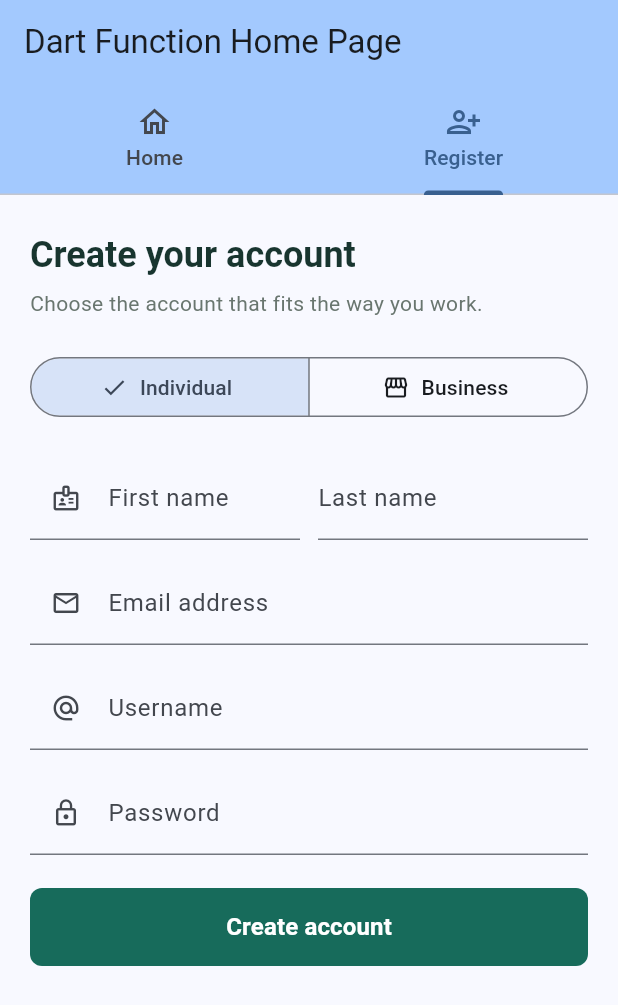
After one commit to paulkavule/Flutter-Interview, a Flutter app: the screen it shows after launch, tab 2 chosen, on a phone screen of 412 x 824 dp. The commit adds this screen. Shown: the top 1005 px of the screen. Run offline on Flutter 3.47's test engine with Material 3 defaults, Android fonts, the phone set to English and light mode, and no system bars.

Commit message:
question1 and 2

```diff
--- a/lib/main.dart
+++ b/lib/main.dart
@@ -1,4 +1,5 @@
 import 'package:flutter/material.dart';
+import 'package:dart_function/registration.dart';
 
 void main() {
   runApp(const MyApp());
@@ -101,12 +102,24 @@ class _MyHomePageState extends State<MyHomePage> {
 
   @override
   Widget build(BuildContext context) {
-    return Scaffold(
+    return DefaultTabController(
+      length: 2,
+      child: Scaffold(
         appBar: AppBar(
           backgroundColor: Theme.of(context).colorScheme.inversePrimary,
           title: Text(widget.title),
+          bottom: const TabBar(
+            tabs: [
+              Tab(icon: Icon(Icons.home_outlined), text: 'Home'),
+              Tab(
+                  icon: Icon(Icons.person_add_alt_1_outlined),
+                  text: 'Register'),
+            ],
           ),
-      body: Padding(
+        ),
+        body: TabBarView(
+          children: [
+            Padding(
               padding: const EdgeInsets.all(16.0),
               child: Column(
                 crossAxisAlignment: CrossAxisAlignment.start,
@@ -130,6 +143,10 @@ class _MyHomePageState extends State<MyHomePage> {
                 ],
               ),
             ),
+            const RegistrationScreen(),
+          ],
+        ),
+      ),
     );
   }
 }
--- /dev/null
+++ b/lib/registration.dart
@@ -0,0 +1,266 @@
+import 'dart:convert';
+
+import 'package:flutter/material.dart';
+import 'package:http/http.dart' as http;
+
+enum AccountType { individual, business }
+
+class RegistrationScreen extends StatefulWidget {
+  const RegistrationScreen({super.key});
+
+  @override
+  State<RegistrationScreen> createState() => _RegistrationScreenState();
+}
+
+class _RegistrationScreenState extends State<RegistrationScreen> {
+  final _formKey = GlobalKey<FormState>();
+  final _firstNameController = TextEditingController();
+  final _lastNameController = TextEditingController();
+  final _emailController = TextEditingController();
+  final _usernameController = TextEditingController();
+  final _passwordController = TextEditingController();
+  final _businessNameController = TextEditingController();
+  AccountType _accountType = AccountType.individual;
+  bool _isSubmitting = false;
+  String? _feedback;
+  bool _requestSucceeded = false;
+
+  @override
+  void dispose() {
+    _firstNameController.dispose();
+    _lastNameController.dispose();
+    _emailController.dispose();
+    _usernameController.dispose();
+    _passwordController.dispose();
+    _businessNameController.dispose();
+    super.dispose();
+  }
+
+  Future<void> _submit() async {
+    FocusScope.of(context).unfocus();
+    if (!_formKey.currentState!.validate()) return;
+
+    setState(() {
+      _isSubmitting = true;
+      _feedback = null;
+    });
+
+    final payload = <String, dynamic>{
+      'firstName': _firstNameController.text.trim(),
+      'lastName': _lastNameController.text.trim(),
+      'email': _emailController.text.trim(),
+      'username': _usernameController.text.trim(),
+      'password': _passwordController.text,
+      'accountType': _accountType.name,
+      if (_accountType == AccountType.business)
+        'companyName': _businessNameController.text.trim(),
+    };
+
+    try {
+      final response = await http.post(
+        Uri.parse('https://dummyjson.com/users/add'),
+        headers: const {'Content-Type': 'application/json'},
+        body: jsonEncode(payload),
+      );
+
+      if (!mounted) return;
+      setState(() {
+        _requestSucceeded =
+            response.statusCode >= 200 && response.statusCode < 300;
+        _feedback = _requestSucceeded
+            ? 'Your account is ready. Welcome aboard!'
+            : 'We could not create your account. Please try again.';
+      });
+    } catch (_) {
+      if (!mounted) return;
+      setState(() {
+        _requestSucceeded = false;
+        _feedback = 'Connection failed. Check your internet and try again.';
+      });
+    } finally {
+      if (mounted) setState(() => _isSubmitting = false);
+    }
+  }
+
+  @override
+  Widget build(BuildContext context) {
+    return SingleChildScrollView(
+      padding: const EdgeInsets.fromLTRB(20, 24, 20, 32),
+      child: Center(
+        child: ConstrainedBox(
+          constraints: const BoxConstraints(maxWidth: 520),
+          child: Column(
+            crossAxisAlignment: CrossAxisAlignment.stretch,
+            children: [
+              Text(
+                'Create your account',
+                style: Theme.of(context).textTheme.headlineSmall?.copyWith(
+                      fontWeight: FontWeight.w700,
+                      color: const Color(0xFF18352F),
+                    ),
+              ),
+              const SizedBox(height: 6),
+              Text(
+                'Choose the account that fits the way you work.',
+                style: Theme.of(context)
+                    .textTheme
+                    .bodyMedium
+                    ?.copyWith(color: const Color(0xFF69766F)),
+              ),
+              const SizedBox(height: 22),
+              SegmentedButton<AccountType>(
+                segments: const [
+                  ButtonSegment(
+                    value: AccountType.individual,
+                    label: Text('Individual'),
+                    icon: Icon(Icons.person_outline),
+                  ),
+                  ButtonSegment(
+                    value: AccountType.business,
+                    label: Text('Business'),
+                    icon: Icon(Icons.storefront_outlined),
+                  ),
+                ],
+                selected: {_accountType},
+                onSelectionChanged: (selection) => setState(() {
+                  _accountType = selection.first;
+                  _feedback = null;
+                }),
+              ),
+              const SizedBox(height: 22),
+              Form(
+                key: _formKey,
+                child: Column(
+                  crossAxisAlignment: CrossAxisAlignment.stretch,
+                  children: [
+                    if (_accountType == AccountType.business) ...[
+                      _field(
+                        controller: _businessNameController,
+                        label: 'Business name',
+                        icon: Icons.business_outlined,
+                      ),
+                      const SizedBox(height: 14),
+                    ],
+                    Row(
+                      children: [
+                        Expanded(
+                          child: _field(
+                            controller: _firstNameController,
+                            label: 'First name',
+                            icon: Icons.badge_outlined,
+                          ),
+                        ),
+                        const SizedBox(width: 12),
+                        Expanded(
+                          child: _field(
+                            controller: _lastNameController,
+                            label: 'Last name',
+                          ),
+                        ),
+                      ],
+                    ),
+                    const SizedBox(height: 14),
+                    _field(
+                      controller: _emailController,
+                      label: 'Email address',
+                      icon: Icons.mail_outline,
+                      keyboardType: TextInputType.emailAddress,
+                      validator: (value) {
+                        if (value == null || value.trim().isEmpty) {
+                          return 'Enter your email address';
+                        }
+                        if (!RegExp(r'^[^@\s]+@[^@\s]+\.[^@\s]+$')
+                            .hasMatch(value.trim())) {
+                          return 'Enter a valid email address';
+                        }
+                        return null;
+                      },
+                    ),
+                    const SizedBox(height: 14),
+                    _field(
+                      controller: _usernameController,
+                      label: 'Username',
+                      icon: Icons.alternate_email,
+                    ),
+                    const SizedBox(height: 14),
+                    _field(
+                      controller: _passwordController,
+                      label: 'Password',
+                      icon: Icons.lock_outline,
+                      obscureText: true,
+                      validator: (value) => value == null || value.length < 6
+                          ? 'Use at least 6 characters'
+                          : null,
+                    ),
+                    if (_feedback != null) ...[
+                      const SizedBox(height: 16),
+                      Text(
+                        _feedback!,
+                        style: TextStyle(
+                          color: _requestSucceeded
+                              ? const Color(0xFF176B5B)
+                              : const Color(0xFFB33B32),
+                          fontWeight: FontWeight.w600,
+                        ),
+                      ),
+                    ],
+                    const SizedBox(height: 22),
+                    SizedBox(
+                      height: 52,
+                      child: FilledButton(
+                        onPressed: _isSubmitting ? null : _submit,
+                        style: FilledButton.styleFrom(
+                          backgroundColor: const Color(0xFF176B5B),
+                          shape: RoundedRectangleBorder(
+                            borderRadius: BorderRadius.circular(8),
+                          ),
+                        ),
+                        child: _isSubmitting
+                            ? const SizedBox(
+                                width: 22,
+                                height: 22,
+                                child: CircularProgressIndicator(
+                                  strokeWidth: 2,
+                                  color: Colors.white,
+                                ),
+                              )
+                            : const Text(
+                                'Create account',
+                                style: TextStyle(
+                                  fontWeight: FontWeight.w700,
+                                  fontSize: 16,
+                                ),
+                              ),
+                      ),
+                    ),
+                  ],
+                ),
+              ),
+            ],
+          ),
+        ),
+      ),
+    );
+  }
+
+  Widget _field({
+    required TextEditingController controller,
+    required String label,
+    IconData? icon,
+    TextInputType? keyboardType,
+    bool obscureText = false,
+    String? Function(String?)? validator,
+  }) {
+    return TextFormField(
+      controller: controller,
+      keyboardType: keyboardType,
+      obscureText: obscureText,
+      validator: validator ??
+          (value) => value == null || value.trim().isEmpty ? 'Required' : null,
+      decoration: InputDecoration(
+        labelText: label,
+        prefixIcon: icon == null ? null : Icon(icon, size: 20),
+      ),
+    );
+  }
+}
--- a/pubspec.yaml
+++ b/pubspec.yaml
@@ -34,6 +34,7 @@ dependencies:
   # The following adds the Cupertino Icons font to your application.
   # Use with the CupertinoIcons class for iOS style icons.
   cupertino_icons: ^1.0.8
+  http: ^1.2.2
 
 dev_dependencies:
   flutter_test:
```
Also changed, not shown: pubspec.lock, 1 other file. Lines whose indentation alone changed are shown as unchanged.
